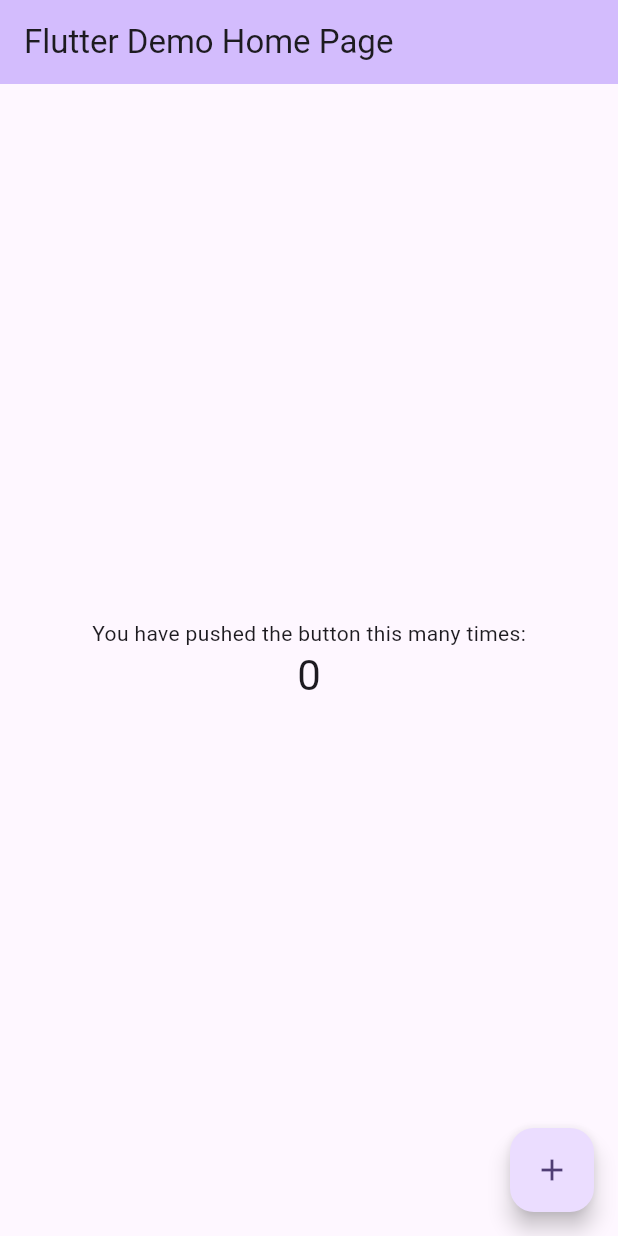
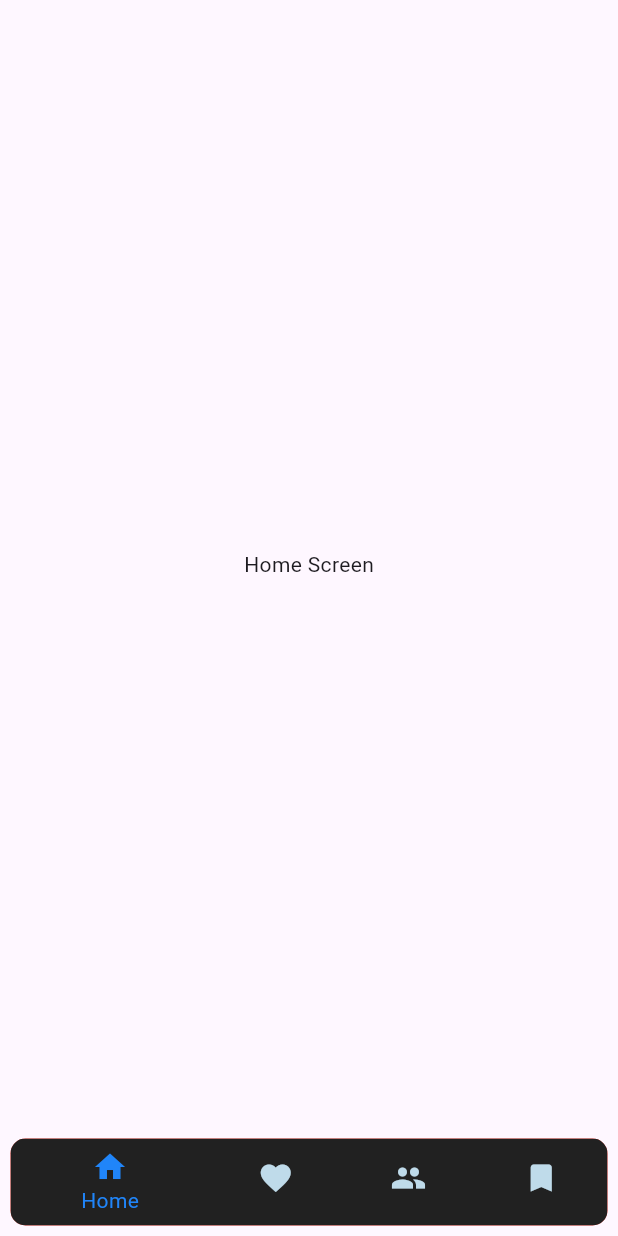
Before and after one commit to Niranjan-Dorage/task_employee_forums, a Flutter app: the screen it shows after launch, on a phone screen of 412 x 824 dp. Run offline on Flutter 3.47's test engine with Material 3 defaults, Android fonts, the phone set to English and light mode, and no system bars.

Commit message:
setup complete

```diff
--- a/lib/main.dart
+++ b/lib/main.dart
@@ -1,3 +1,7 @@
+import 'package:employee_forums_tasks/screens/community/community_screen.dart';
+import 'package:employee_forums_tasks/screens/home/home_screeen.dart';
+import 'package:employee_forums_tasks/screens/liked/liked_screen.dart';
+import 'package:employee_forums_tasks/screens/saved/saved_screen.dart';
 import 'package:flutter/material.dart';
 
 void main() {
@@ -6,120 +10,92 @@
 
 class MyApp extends StatelessWidget {
   const MyApp({super.key});
-
-  // This widget is the root of your application.
   @override
   Widget build(BuildContext context) {
     return MaterialApp(
-      title: 'Flutter Demo',
-      theme: ThemeData(
-        // This is the theme of your application.
-        //
-        // TRY THIS: Try running your application with "flutter run". You'll see
-        // the application has a purple toolbar. Then, without quitting the app,
-        // try changing the seedColor in the colorScheme below to Colors.green
-        // and then invoke "hot reload" (save your changes or press the "hot
-        // reload" button in a Flutter-supported IDE, or press "r" if you used
-        // the command line to start the app).
-        //
-        // Notice that the counter didn't reset back to zero; the application
-        // state is not lost during the reload. To reset the state, use hot
-        // restart instead.
-        //
-        // This works for code too, not just values: Most code changes can be
-        // tested with just a hot reload.
-        colorScheme: ColorScheme.fromSeed(seedColor: Colors.deepPurple),
-        useMaterial3: true,
-      ),
-      home: const MyHomePage(title: 'Flutter Demo Home Page'),
+      debugShowCheckedModeBanner: false,
+      routes: {
+        '/': (context) => const BottomNavigationBarExample(),
+        // '/categories': (context) => const Categories()
+      },
     );
   }
 }
 
-class MyHomePage extends StatefulWidget {
-  const MyHomePage({super.key, required this.title});
-
-  // This widget is the home page of your application. It is stateful, meaning
-  // that it has a State object (defined below) that contains fields that affect
-  // how it looks.
-
-  // This class is the configuration for the state. It holds the values (in this
-  // case the title) provided by the parent (in this case the App widget) and
-  // used by the build method of the State. Fields in a Widget subclass are
-  // always marked "final".
-
-  final String title;
+class BottomNavigationBarExample extends StatefulWidget {
+  const BottomNavigationBarExample({super.key});
 
   @override
-  State<MyHomePage> createState() => _MyHomePageState();
+  State<BottomNavigationBarExample> createState() =>
+      _BottomNavigationBarExampleState();
 }
 
-class _MyHomePageState extends State<MyHomePage> {
-  int _counter = 0;
+class _BottomNavigationBarExampleState
+    extends State<BottomNavigationBarExample> {
+  int _selectedIndex = 0;
+  static const List<Widget> _widgetOptions = <Widget>[
+    Homescreen(),
+    LikedScreen(),
+    CommunityScreen(),
+    SavedScreen()
+  ];
 
-  void _incrementCounter() {
+  void _onItemTapped(int index) {
     setState(() {
-      // This call to setState tells the Flutter framework that something has
-      // changed in this State, which causes it to rerun the build method below
-      // so that the display can reflect the updated values. If we changed
-      // _counter without calling setState(), then the build method would not be
-      // called again, and so nothing would appear to happen.
-      _counter++;
+      _selectedIndex = index;
     });
   }
 
   @override
   Widget build(BuildContext context) {
-    // This method is rerun every time setState is called, for instance as done
-    // by the _incrementCounter method above.
-    //
-    // The Flutter framework has been optimized to make rerunning build methods
-    // fast, so that you can just rebuild anything that needs updating rather
-    // than having to individually change instances of widgets.
     return Scaffold(
-      appBar: AppBar(
-        // TRY THIS: Try changing the color here to a specific color (to
-        // Colors.amber, perhaps?) and trigger a hot reload to see the AppBar
-        // change color while the other colors stay the same.
-        backgroundColor: Theme.of(context).colorScheme.inversePrimary,
-        // Here we take the value from the MyHomePage object that was created by
-        // the App.build method, and use it to set our appbar title.
-        title: Text(widget.title),
+      body: Center(
+        child: _widgetOptions.elementAt(_selectedIndex),
       ),
-      body: Center(
-        // Center is a layout widget. It takes a single child and positions it
-        // in the middle of the parent.
-        child: Column(
-          // Column is also a layout widget. It takes a list of children and
-          // arranges them vertically. By default, it sizes itself to fit its
-          // children horizontally, and tries to be as tall as its parent.
-          //
-          // Column has various properties to control how it sizes itself and
-          // how it positions its children. Here we use mainAxisAlignment to
-          // center the children vertically; the main axis here is the vertical
-          // axis because Columns are vertical (the cross axis would be
-          // horizontal).
-          //
-          // TRY THIS: Invoke "debug painting" (choose the "Toggle Debug Paint"
-          // action in the IDE, or press "p" in the console), to see the
-          // wireframe for each widget.
-          mainAxisAlignment: MainAxisAlignment.center,
-          children: <Widget>[
-            const Text(
-              'You have pushed the button this many times:',
+      bottomNavigationBar: Container(
+        margin: const EdgeInsets.symmetric(horizontal: 7, vertical: 7),
+        decoration: BoxDecoration(
+            borderRadius: BorderRadius.circular(10), color: Colors.red),
+        child: ClipRRect(
+          borderRadius: const BorderRadius.only(
+            topLeft: Radius.circular(10.0),
+            topRight: Radius.circular(10.0),
+            bottomLeft: Radius.circular(10.0),
+            bottomRight: Radius.circular(10.0),
+          ),
+          child: Theme(
+            data: Theme.of(context).copyWith(
+              canvasColor: const Color.fromARGB(255, 33, 33, 33),
             ),
-            Text(
-              '$_counter',
-              style: Theme.of(context).textTheme.headlineMedium,
+            child: BottomNavigationBar(
+              backgroundColor: Colors.red,
+              elevation: 0,
+              unselectedItemColor: const Color.fromARGB(255, 191, 219, 234),
+              items: const <BottomNavigationBarItem>[
+                BottomNavigationBarItem(
+                  icon: Icon(Icons.home),
+                  label: 'Home',
+                ),
+                BottomNavigationBarItem(
+                  icon: Icon(Icons.favorite),
+                  label: 'Liked',
+                ),
+                BottomNavigationBarItem(
+                  icon: Icon(Icons.people),
+                  label: 'Community',
+                ),
+                BottomNavigationBarItem(
+                  icon: Icon(Icons.bookmark),
+                  label: 'Saved',
+                ),
+              ],
+              currentIndex: _selectedIndex,
+              selectedItemColor: const Color.fromARGB(255, 32, 133, 249),
+              onTap: _onItemTapped,
             ),
-          ],
+          ),
         ),
       ),
-      floatingActionButton: FloatingActionButton(
-        onPressed: _incrementCounter,
-        tooltip: 'Increment',
-        child: const Icon(Icons.add),
-      ), // This trailing comma makes auto-formatting nicer for build methods.
     );
   }
 }
--- /dev/null
+++ b/lib/screens/home/home_screeen.dart
@@ -0,0 +1,11 @@
+import 'package:flutter/material.dart';
+
+class Homescreen extends StatelessWidget {
+  const Homescreen({super.key});
+
+  @override
+  Widget build(BuildContext context) {
+    return const Center(
+      child: Text('Home Screen'),);
+  }
+}
--- /dev/null
+++ b/lib/utils/assets_strings.dart
@@ -0,0 +1,3 @@
+class AssetName {
+  static String abcd = "assets/images/abcd.png";
+ }
```
Also changed, not shown: lib/screens/community/community_screen.dart (added, +11 -0 lines), lib/screens/liked/liked_screen.dart (added, +11 -0 lines), lib/screens/saved/saved_screen.dart (added, +11 -0 lines), lib/theme/app_color.dart (added, +9 -0 lines), lib/theme/app_font.dart (added, +49 -0 lines).
